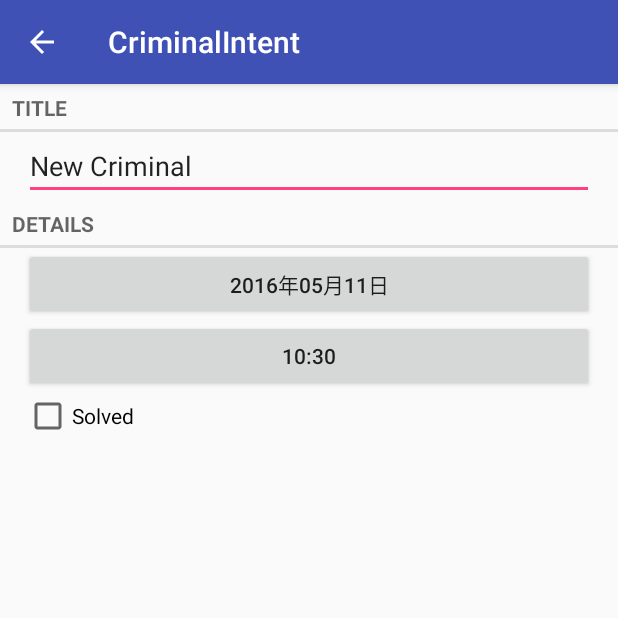
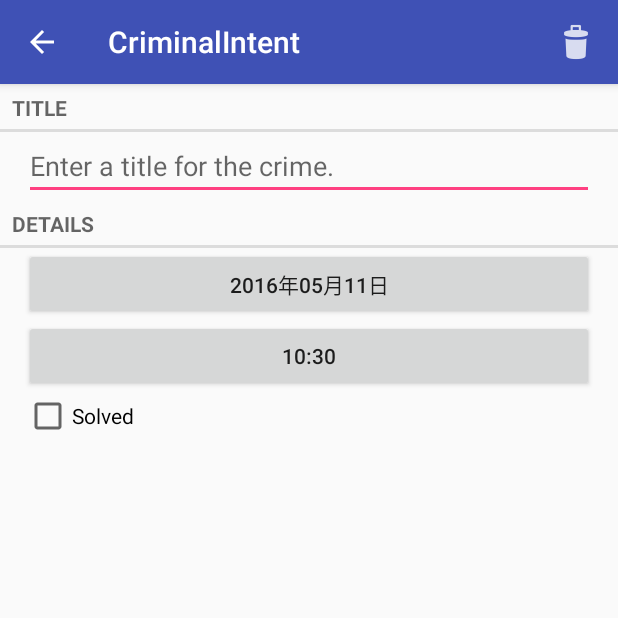
Before and after one commit to phaibin/CriminalIntent, an Android app: the screen it shows after launch (CrimePagerActivity), after a tap on "New Crime", on a phone screen of 412 x 824 dp, the top half of it. Run offline under Robolectric (Android 15) with nearby library versions, the phone set to English and light mode, and no system bars; libraries missing offline, so code that uses them is left out: com.annimon.stream; 1 statement that could not run was skipped.

Commit message:
delete menu

```diff
--- a/app/src/main/java/com/bignerdranch/android/criminalintent/Crime.java
+++ b/app/src/main/java/com/bignerdranch/android/criminalintent/Crime.java
@@ -52,7 +52,7 @@ public class Crime {
     }
 
     public Crime() {
-        mTitle = "New Criminal";
+//        mTitle = "New Criminal";
         mId = UUID.randomUUID();
         mDate = new Date();
 //        SimpleDateFormat dateFormat = new SimpleDateFormat("yyyy-MM-dd");
--- a/app/src/main/java/com/bignerdranch/android/criminalintent/CrimeFragment.java
+++ b/app/src/main/java/com/bignerdranch/android/criminalintent/CrimeFragment.java
@@ -9,6 +9,9 @@ import android.support.v4.app.FragmentManager;
 import android.text.Editable;
 import android.text.TextWatcher;
 import android.view.LayoutInflater;
+import android.view.Menu;
+import android.view.MenuInflater;
+import android.view.MenuItem;
 import android.view.View;
 import android.view.ViewGroup;
 import android.widget.Button;
@@ -50,6 +53,7 @@ public class CrimeFragment extends Fragment {
         super.onCreate(savedInstanceState);
         UUID crimeId = (UUID) getArguments().getSerializable(ARG_CRIME_ID);
         mCrime = CrimeLab.get(getActivity()).getCrime(crimeId);
+        setHasOptionsMenu(true);
     }
 
     @Nullable
@@ -107,6 +111,26 @@ public class CrimeFragment extends Fragment {
     }
 
     @Override
+    public void onCreateOptionsMenu(Menu menu, MenuInflater inflater) {
+        super.onCreateOptionsMenu(menu, inflater);
+        inflater.inflate(R.menu.fragment_crime, menu);
+
+    }
+
+    @Override
+    public boolean onOptionsItemSelected(MenuItem item) {
+        switch (item.getItemId()) {
+            case R.id.menu_item_delete_crime:
+                CrimeLab crimeLab = CrimeLab.get(getActivity());
+                crimeLab.getCrimes().remove(mCrime);
+                getActivity().finish();
+                return true;
+            default:
+                return super.onOptionsItemSelected(item);
+        }
+    }
+
+    @Override
     public void onActivityResult(int requestCode, int resultCode, Intent data) {
         if (resultCode != Activity.RESULT_OK) {
             return;
--- /dev/null
+++ b/app/src/main/res/menu/fragment_crime.xml
@@ -0,0 +1,9 @@
+<?xml version="1.0" encoding="utf-8"?>
+<menu xmlns:android="http://schemas.android.com/apk/res/android"
+      xmlns:app="http://schemas.android.com/apk/res-auto">
+    <item
+        android:id="@+id/menu_item_delete_crime"
+        android:icon="@drawable/ic_menu_delete"
+        android:title="@string/delete_crime"
+        app:showAsAction="ifRoom|withText"/>
+</menu>
--- a/app/src/main/res/values/strings.xml
+++ b/app/src/main/res/values/strings.xml
@@ -7,6 +7,7 @@
     <string name="date_picker_title">Date of crime:</string>
     <string name="time_picker_title">Time of crime:</string>
     <string name="new_crime">New Crime</string>
+    <string name="delete_crime">Delete Crime</string>
     <string name="show_subtitle">Show Subtitle</string>
     <string name="hide_subtitle">Hide Subtitle</string>
     <string name="subtitle_format">%1$s crimes</string>
```
Also changed, not shown: app/src/main/res/drawable-hdpi/ic_menu_delete.png (added), app/src/main/res/drawable-mdpi/ic_menu_delete.png (added), app/src/main/res/drawable-xhdpi/ic_menu_delete.png (added), app/src/main/res/drawable-xxhdpi/ic_menu_delete.png (added).
